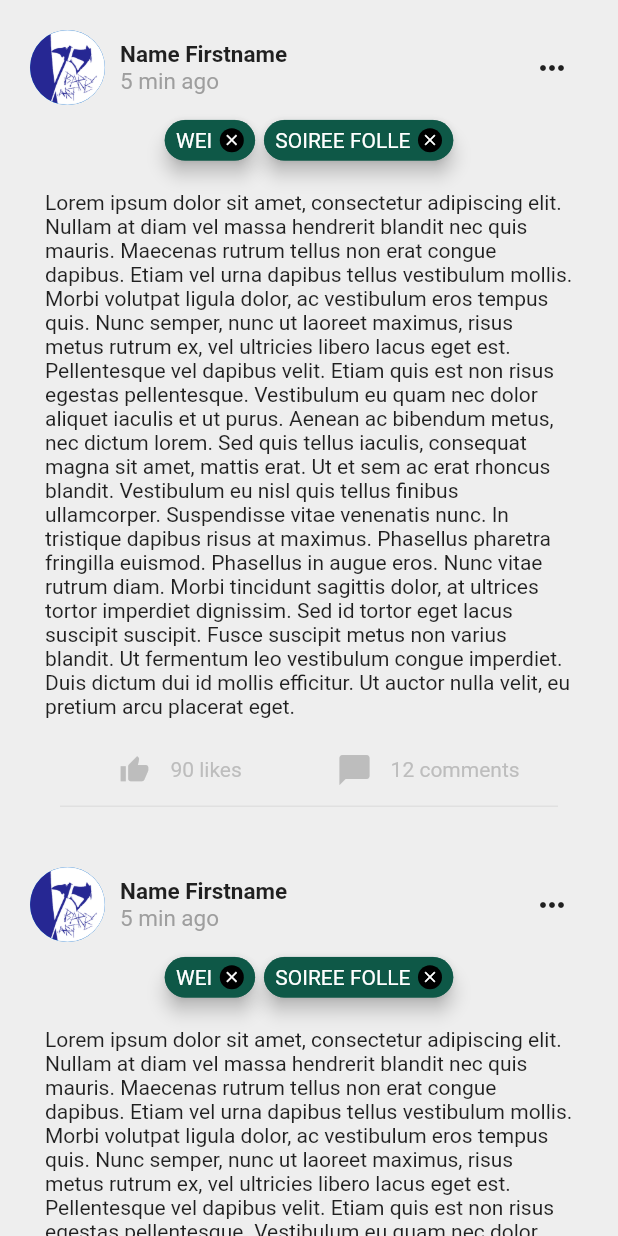
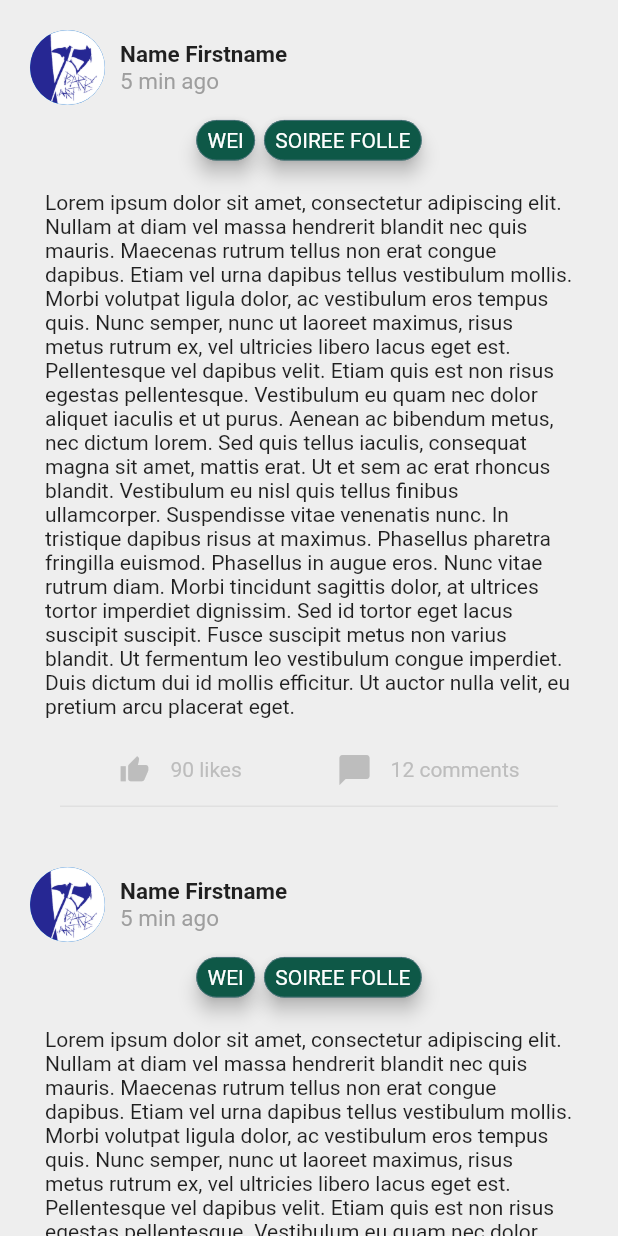
Before and after one commit to ThomRI/BarbArt, a Flutter app: the HomePage screen opened directly, on a phone screen of 412 x 824 dp. Run offline on Flutter 3.47's test engine with Material 2 defaults, Android fonts, the phone set to English and light mode, and no system bars; drawn by our look-alikes of flutter_tags; our stand-ins replace carousel_slider, flutter_datetime_picker, fluttertoast, image_picker, shared_preferences, table_calendar; missing offline and left inert: flutter_week_view; accounts and stored records are empty.

Commit message:
Homepage : plus d'activation possible des tags. MusicPage : Mise en place de l'idAuthor et edit possible pour chaque client de ses propres events musiques.

```diff
--- a/lib/pages/home/homepage.dart
+++ b/lib/pages/home/homepage.dart
@@ -120,7 +120,7 @@ class _HomeListViewItemState extends State<HomeListViewItem> with SingleTickerPr
   void initState() {
     _liked = widget.liked;
     _commented = widget.commented;
-    _admin = true;
+    _admin = false;
 
     _tags = '[WEI][SOIREE FOLLE]';
     _mainText = lorem;
@@ -230,9 +230,12 @@ class _HomeListViewItemState extends State<HomeListViewItem> with SingleTickerPr
               ),
               Container(
                 padding: EdgeInsets.all(10),
-                child: TagsWidget(admin: _admin, items: [Item(title: "WEI", active : false),
-                                          Item(title: "SOIREE FOLLE", active: false)],)
-                /*child: !_editingTags ? Text(_tags, style: TextStyle(fontSize: 17)) :
+                child: TagsWidget(admin: _admin, items: [
+                  Item(title: "WEI"),
+                  Item(title: "SOIREE FOLLE")],)
+                /*
+                ######### old version ################
+                child: !_editingTags ? Text(_tags, style: TextStyle(fontSize: 17)) :
                 Column(
                   children: <Widget>[
                     TextField(
@@ -492,7 +495,7 @@ class _TagsWidgetState extends State<TagsWidget>{
           // Add item to the data source.
           setState(() {
             // required
-            _items.add(Item(title: str, active: false));
+            _items.add(Item(title: str));
           });
         },
       ): null,
@@ -506,8 +509,10 @@ class _TagsWidgetState extends State<TagsWidget>{
           key: Key(index.toString()),
           index: index, // required
           title: item.title,
-          active: true,
-          activeColor: kPrimaryColor,
+          color: kPrimaryColor,
+          textColor: Colors.white,
+          active: false,
+          pressEnabled: false,
           customData: item.customData,
           textStyle: TextStyle( fontSize: _fontSize, ),
           combine: ItemTagsCombine.withTextBefore,// OR null,
@@ -522,8 +527,9 @@ class _TagsWidgetState extends State<TagsWidget>{
               return true;
             },
           ) : null, // OR null,
+          /*
           onPressed: (item) => print(item),
-          onLongPressed: (item) => print(item),
+          onLongPressed: (item) => print(item),*/
         );
 
       },
```
Also changed, not shown: lib/pages/music/musicpage_weekview.dart (+17 -10 lines).
